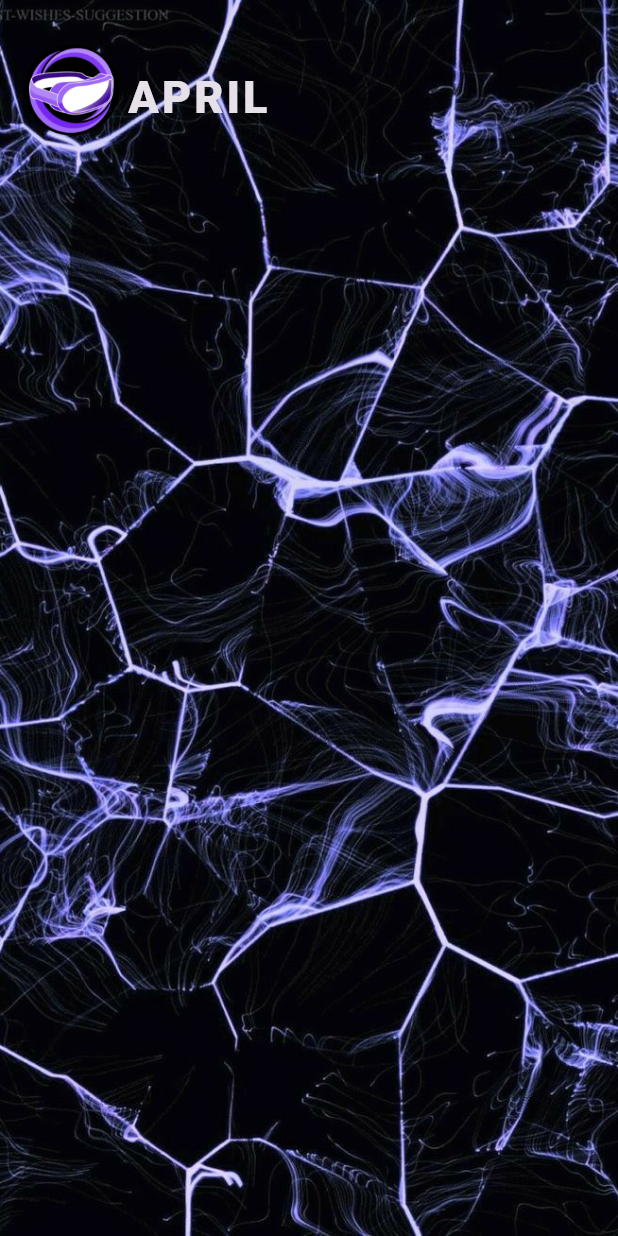
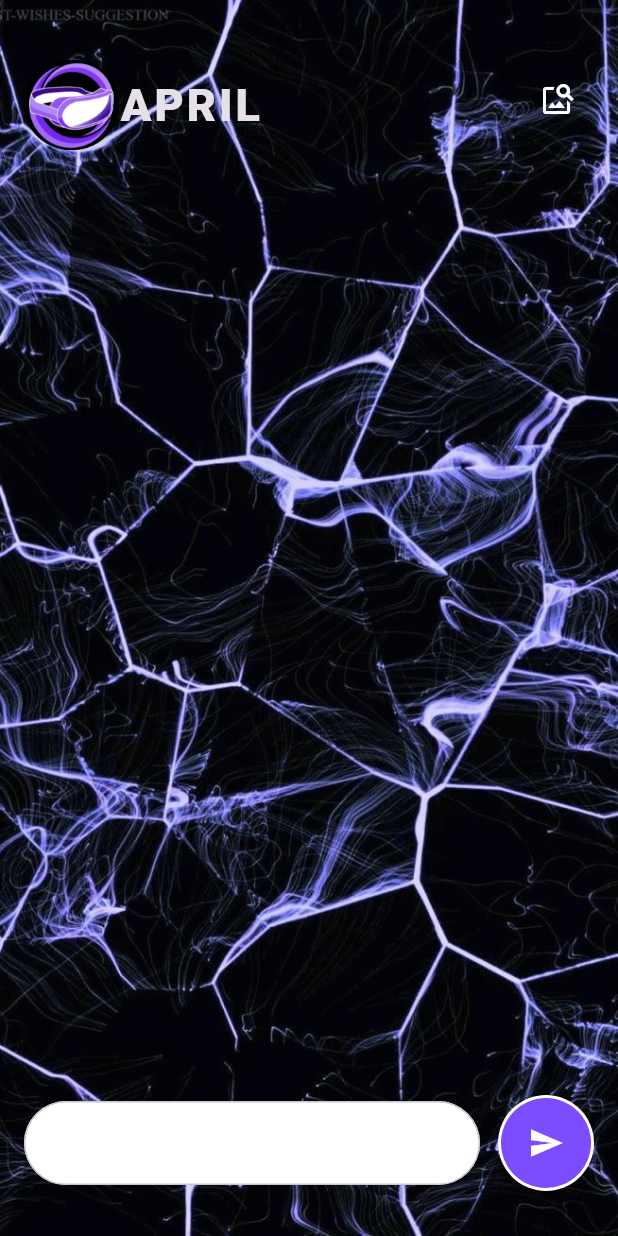
Before and after one commit to Meenalbagare/April_Virtual_Assistant, a Flutter app: the screen it shows after launch, on a phone screen of 412 x 824 dp. Run offline on Flutter 3.47's test engine with Material 3 defaults, Android fonts, the phone set to English and light mode, and no system bars; Roboto replaces fonts that are missing (SixtyFour).

Commit message:
ui completed

```diff
--- a/lib/main.dart
+++ b/lib/main.dart
@@ -11,7 +11,7 @@ class MyApp extends StatelessWidget {
       home: const HomeScreen(),
       theme: ThemeData(
           brightness: Brightness.dark,
-          fontFamily: 'SixtyFour',
+          // fontFamily: 'SixtyFour',
           scaffoldBackgroundColor: Colors.grey.shade900,
           primaryColor: Colors.grey.shade900),
     );
--- a/lib/screens/home_screen.dart
+++ b/lib/screens/home_screen.dart
@@ -25,40 +25,73 @@ class _HomeScreenState extends State<HomeScreen> {
             children: [
               Container(
                 padding: const EdgeInsets.symmetric(horizontal: 16),
-                // height: 60,
+                height: 100,
                 child: Row(
-                  crossAxisAlignment: CrossAxisAlignment.center,
+                  crossAxisAlignment: CrossAxisAlignment.end,
                   mainAxisAlignment: MainAxisAlignment.spaceBetween,
                   children: [
                     Row(
                       children: [
-                        Padding(
-                          padding: const EdgeInsets.only(top:30.0),
-                          child: SizedBox(
-                            height: 60.0,
-                              child: Image.asset(
+                        Image.asset(
                           'assets/april_perslogo.png',
+                          height: 60,
                         ),
-                          ),
-                        ),
-                        Padding(
-                          padding: const EdgeInsets.only(top:40.0,left:5.0),
-                          child: SizedBox(width: 100.0,
-                              child: const Text(
-                                "APRIL",
+                        Text("APRIL",
                         style: TextStyle(
                           fontWeight: FontWeight.w900,
                           fontSize: 30,
                           letterSpacing: 2,
+                        ),),
+                      ],
                     ),
+                    Padding(
+                      padding: const EdgeInsets.symmetric(vertical: 10.0),
+                      child: IconButton(
+                          onPressed: (){},
+                          icon: Icon(Icons.image_search, color: Colors.white)),
                     )
+
+                  ],
                 ),
-                        )
-                      ]
+              ),
+              Expanded(child: ListView()),
+              Container(
+                padding: const EdgeInsets.symmetric(vertical: 30,horizontal: 16),
+                child: Row(
+                  children: [
+                    Expanded(child: TextField(
+                      style: TextStyle(color: Colors.black),
+                      cursorColor: Theme.of(context).primaryColor,
+                      decoration: InputDecoration(
+                        border: OutlineInputBorder(
+                          borderRadius: BorderRadius.circular(100)
+                        ),
+                        fillColor: Colors.white,
+                        filled: true,
+                      focusedBorder: OutlineInputBorder(
+                        borderRadius: BorderRadius.circular(100),
+                        borderSide: BorderSide(
+
+                            color: Theme.of(context).primaryColor
+                        ),
+                      )),
+
+                    )),
+                    const SizedBox(width: 12),
+                    CircleAvatar(
+                      radius: 32,
+                      backgroundColor: Colors.white,
+                      child: CircleAvatar(
+                        radius: 30,
+                        backgroundColor: Colors.deepPurpleAccent,
+                        child: Center(
+                          child: Icon(Icons.send,color: Colors.white,),
+                        ),
+                      ),
                     )
                   ],
                 ),
-              ),
+              )
             ]
           )
        )
```
Lines whose indentation alone changed are shown as unchanged.
